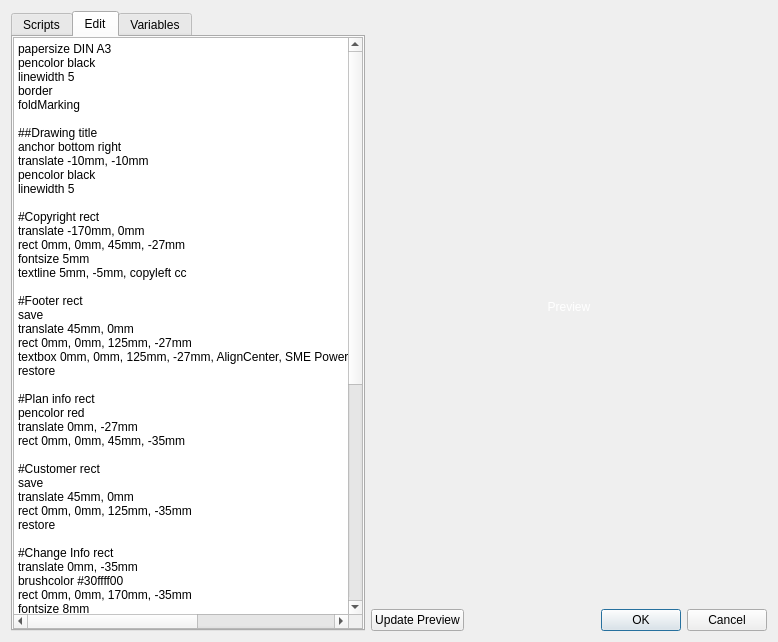
Qt form printpapertemplate.ui (sme-gmbh/smepowercad) before a commit.
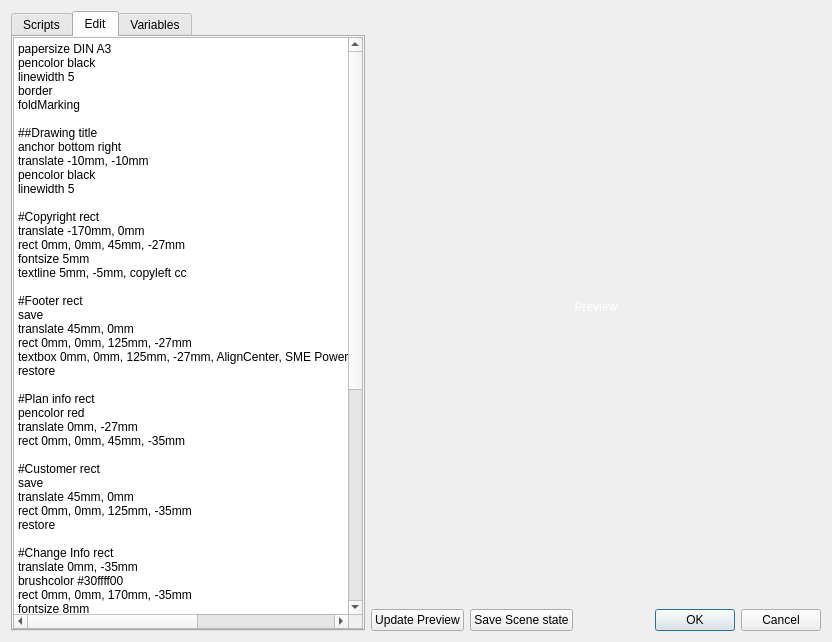
The same form after that commit.

Commit message: Added state saving of scenes in printscripts

```diff
--- a/printpapertemplate.ui
+++ b/printpapertemplate.ui
@@ -6,7 +6,7 @@
    <rect>
     <x>0</x>
     <y>0</y>
-    <width>778</width>
+    <width>832</width>
     <height>642</height>
    </rect>
   </property>
@@ -157,12 +157,11 @@
 linewidth 0.5mm
 #brushcolor #50c0ffff
 brushcolor transparent
-scene 30mm, 15mm, 200mm, 260mm
+scene 0 30mm,15mm,200mm,260mm
 rect 30mm, 15mm, 200mm, 260mm
 #fontname URW Chancery L
 #fontsize 24mm
 #textbox 20mm, 5mm, 600mm, 560mm, AlignCenter, Here could be some drawing
-
 </string>
          </property>
         </widget>
@@ -447,6 +446,13 @@
        </property>
       </widget>
      </item>
+     <item>
+      <widget class="QPushButton" name="pushButton_saveState">
+       <property name="text">
+        <string>Save Scene state</string>
+       </property>
+      </widget>
+     </item>
      <item>
       <spacer name="horizontalSpacer">
        <property name="orientation">
```
The commit also changes 4 other files.
